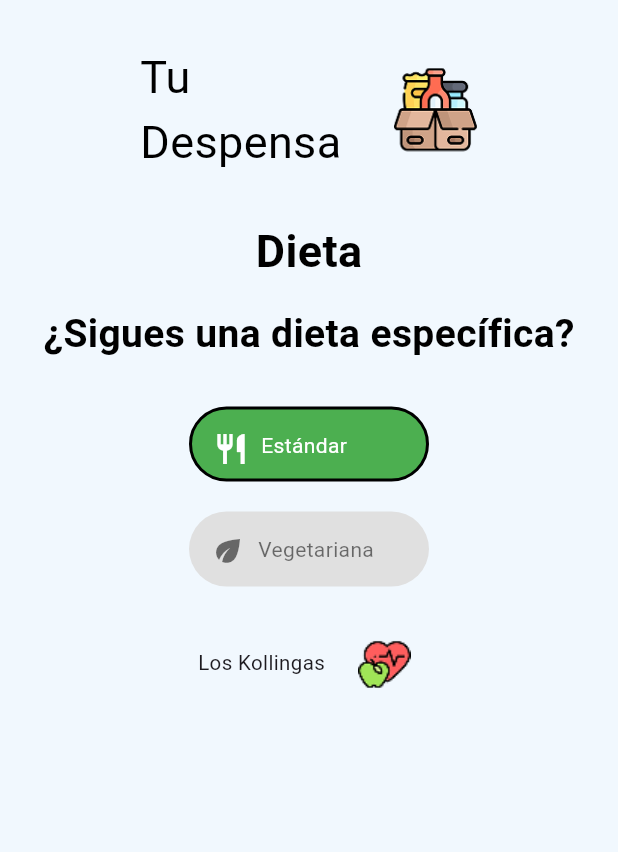
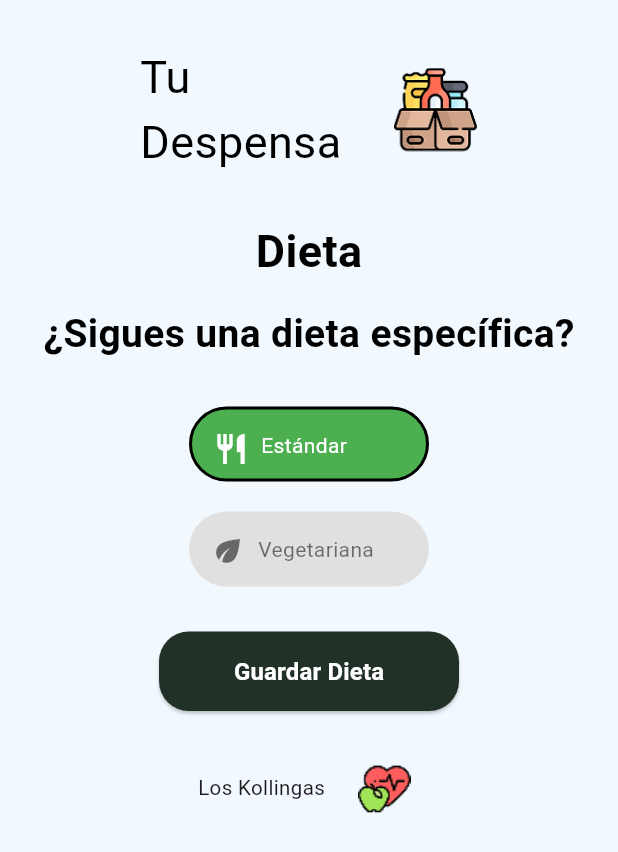
Before and after one commit to abaluZ/tuDespensaApp, a Flutter app: the SpecificDiet screen opened directly, after a tap on "Estándar", on a phone screen of 412 x 824 dp. Shown: the top 852 px of the screen. Run offline on Flutter 3.47's test engine with Material 3 defaults, Android fonts, the phone set to English and light mode, and no system bars; our stand-ins replace flutter_screenutil, flutter_svg, image_picker, shared_preferences; accounts and stored records are empty; network calls fail.

Commit message:
Arreglos del preferencias de dieta

```diff
--- a/lib/pages/specific_diet.dart
+++ b/lib/pages/specific_diet.dart
@@ -4,6 +4,7 @@ import 'package:tudespensa/provider/type_diet_provider.dart';
 import 'package:tudespensa/widgets/buttons/diet_button.dart';
 import 'package:tudespensa/widgets/information/information_banner.dart'; // Importar el banner de información
 import 'package:tudespensa/widgets/logo_empresa.dart'; // Importar el widget del logo
+import 'package:tudespensa/constants.dart';
 
 class SpecificDiet extends StatelessWidget {
   const SpecificDiet({super.key});
@@ -66,6 +67,49 @@ class SpecificDiet extends StatelessWidget {
                     context.read<TypeDietProvider>().changeDiet(DietType.vegetariana);
                   },
                 ),
+                SizedBox(height: 30),
+                // Botón de guardar/actualizar
+                if (typeDietProvider.selectedDiet != null)
+                  Container(
+                    width: 200,
+                    child: ElevatedButton(
+                      onPressed: () async {
+                        final success = typeDietProvider.hasSavedDiet
+                            ? await typeDietProvider.updateDiet()
+                            : await typeDietProvider.saveDiet();
+
+                        ScaffoldMessenger.of(context).showSnackBar(
+                          SnackBar(
+                            content: Text(
+                              success
+                                ? 'Dieta ${typeDietProvider.hasSavedDiet ? "actualizada" : "guardada"} exitosamente'
+                                : 'Error al ${typeDietProvider.hasSavedDiet ? "actualizar" : "guardar"} la dieta'
+                            ),
+                            backgroundColor: success ? Colors.green : Colors.red,
+                          ),
+                        );
+
+                        if (success) {
+                          Navigator.pop(context);
+                        }
+                      },
+                      style: ElevatedButton.styleFrom(
+                        backgroundColor: Verde,
+                        shape: RoundedRectangleBorder(
+                          borderRadius: BorderRadius.circular(20),
+                        ),
+                        padding: EdgeInsets.symmetric(vertical: 15),
+                      ),
+                      child: Text(
+                        typeDietProvider.hasSavedDiet ? 'Actualizar Dieta' : 'Guardar Dieta',
+                        style: TextStyle(
+                          color: Colors.white,
+                          fontSize: 16,
+                          fontWeight: FontWeight.bold,
+                        ),
+                      ),
+                    ),
+                  ),
               ],
             ),
             SizedBox(height: 30),
--- a/lib/provider/auth_provider.dart
+++ b/lib/provider/auth_provider.dart
@@ -8,7 +8,7 @@ import 'package:tudespensa/Utils/preferences.dart';
 class AuthProvider extends ChangeNotifier {
   final prefs = Preferences();
   final String baseUrl =
-      'http://172.174.2.236:4000/api'; // cambia esto según el entorno
+      'http://192.168.1.5:4000/api'; // cambia esto según el entorno
 
   bool _isLoading = false;
   bool get isLoading => _isLoading;
--- a/lib/provider/calories_provider.dart
+++ b/lib/provider/calories_provider.dart
@@ -12,7 +12,7 @@ class CaloriesProvider with ChangeNotifier {
   String? errorMessage;
 
   // URL base del backend
-  final String baseUrl = 'http://172.174.2.236:4000/api';
+  final String baseUrl = 'http://192.168.1.5:4000/api';
 
   Future<CaloriesModel?> fetchCaloriesData() async {
     print('[CaloriesProvider] Iniciando carga de datos de calorías...');
--- a/lib/provider/despensa_user_provider.dart
+++ b/lib/provider/despensa_user_provider.dart
@@ -7,7 +7,7 @@ import 'auth_provider.dart'; // Asegúrate de importar AuthProvider
 
 class DespensaUserProvider extends ChangeNotifier {
   final String baseUrl =
-      'http://localhost:4000/api'; // ajusta si usas IP local o deploy
+      'http://192.168.1.5:4000/api'; // ajusta si usas IP local o deploy
 
   List<ShoppingItem> _shoppingItems = [];
   bool _isLoading = false;
--- a/lib/provider/goal_provider.dart
+++ b/lib/provider/goal_provider.dart
@@ -6,7 +6,7 @@ import 'auth_provider.dart'; // Asegúrate de importar AuthProvider
 
 class GoalProvider extends ChangeNotifier {
   final String baseUrl =
-      'http://172.174.2.236:4000/api'; // ajusta si usas IP local o deploy
+      'http://192.168.1.5:4000/api'; // ajusta si usas IP local o deploy
 
   String? _selectedGoal;
   bool _isLoading = false;
--- a/lib/provider/information_provider.dart
+++ b/lib/provider/information_provider.dart
@@ -5,7 +5,7 @@ import 'package:http/http.dart' as http;
 
 class InformationProvider extends ChangeNotifier {
   final String baseUrl =
-      'http://172.174.2.236:4000/api'; // Ajusta según tu URL de backend
+      'http://192.168.1.5:4000/api'; // Ajusta según tu URL de backend
 
   String? _nombre;
   String? _apellidos;
--- a/lib/provider/ingredient_provider.dart
+++ b/lib/provider/ingredient_provider.dart
@@ -5,7 +5,7 @@ import 'package:tudespensa/Models/ingredient.dart';
 
 class IngredientProvider extends ChangeNotifier {
   final String baseUrl =
-      'http://172.174.2.236:3000'; // Usa la dirección IP de tu máquina de desarrollo
+      'http://192.168.1.5:3000'; // Usa la dirección IP de tu máquina de desarrollo
 
   List<Ingredient> _ingredients = [];
   bool _isLoading = false;
--- a/lib/provider/photo_provider.dart
+++ b/lib/provider/photo_provider.dart
@@ -15,7 +15,7 @@ class PhotoProvider with ChangeNotifier {
   final ImagePicker _picker = ImagePicker();
 
   // URL base del backend
-  final String baseUrl = 'http://172.174.2.236:4000/api';
+  final String baseUrl = 'http://192.168.1.5:4000/api';
 
   // Método para construir URLs
   String _buildUrl(String endpoint) {
--- a/lib/provider/shopping_list_provider.dart
+++ b/lib/provider/shopping_list_provider.dart
@@ -7,7 +7,7 @@ import 'auth_provider.dart'; // Asegúrate de importar AuthProvider
 
 class ShoppingListProvider extends ChangeNotifier {
   final String baseUrl =
-      'http://172.174.2.236:4000/api'; // ajusta si usas IP local o deploy
+      'http://192.168.1.5:4000/api'; // ajusta si usas IP local o deploy
 
   List<ShoppingItem> _shoppingItems = [];
   bool _isLoading = false;
```
Also changed, not shown: lib/pages/login_verify_page.dart (+9 -4 lines), lib/pages/user_page.dart (+5 -5 lines), lib/provider/profile_provider.dart (+9 -3 lines), lib/provider/type_diet_provider.dart (+82 -3 lines), 4 other files.
